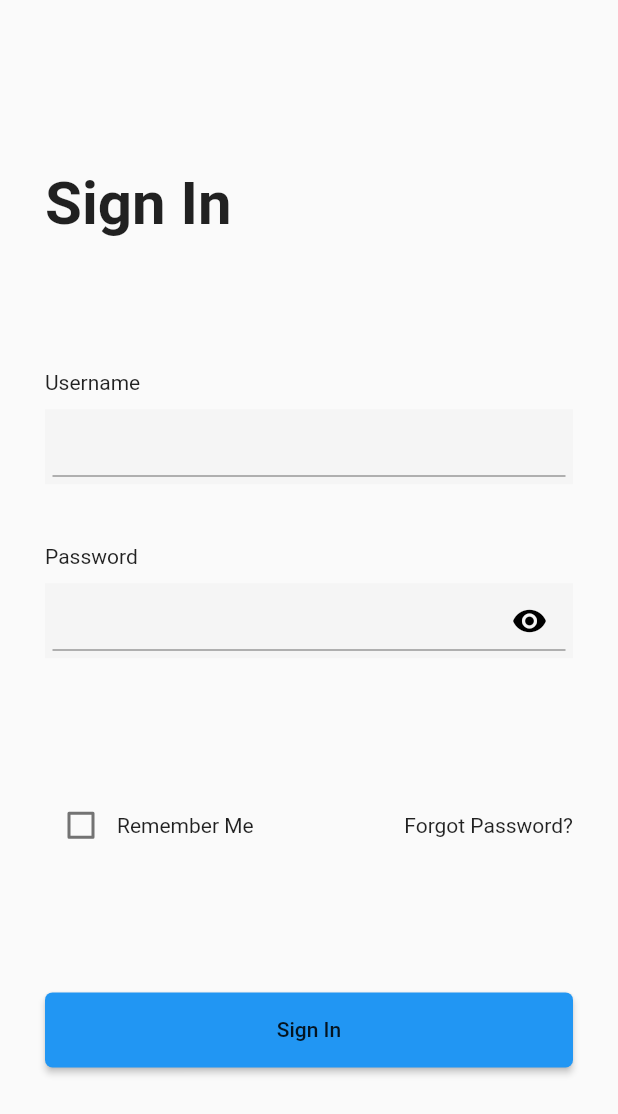
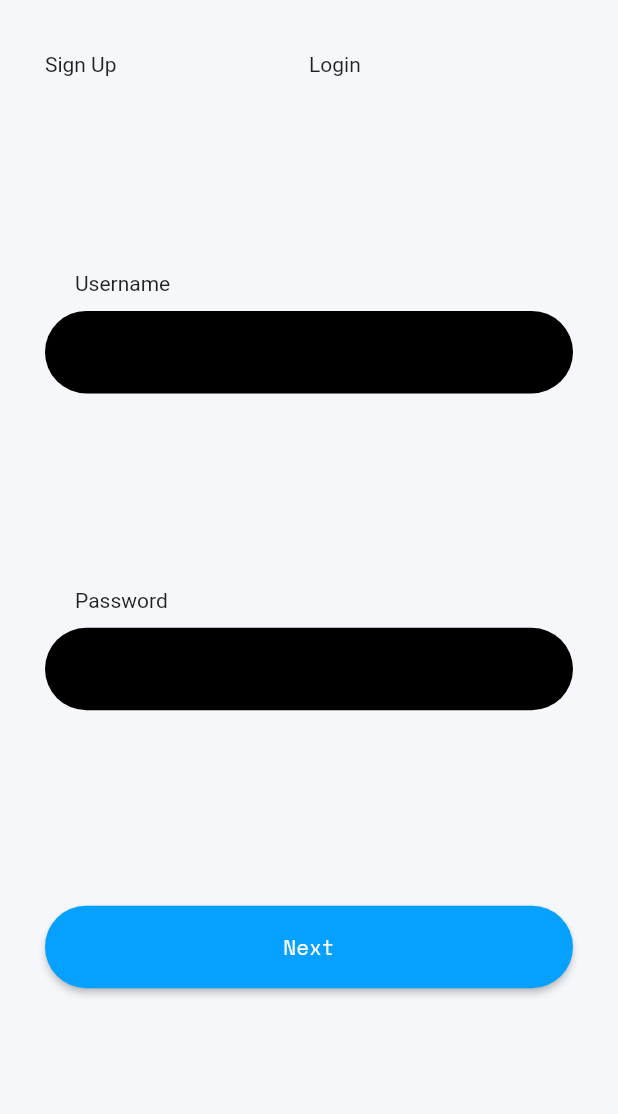
Before and after one commit to thepioneered/jamiie, a Flutter app: the screen it shows after launch, on a phone screen of 412 x 824 dp. Shown: the top 1114 px of the screen. Run offline on Flutter 3.47's test engine with Material 2 defaults, Android fonts, the light colour scheme and no system bars; our stand-ins replace google_fonts.

Commit message:
Home Page in Progress

```diff
--- a/jamiee_flutter/lib/app.dart
+++ b/jamiee_flutter/lib/app.dart
@@ -3,6 +3,7 @@ import 'dart:io';
 import 'package:flutter/cupertino.dart';
 import 'package:flutter/material.dart';
 import 'package:jamiee_flutter/routes/routes.dart';
+import 'package:jamiee_flutter/screens/homePage.dart';
 import 'package:jamiee_flutter/screens/loginPage.dart';
 
 class App extends StatelessWidget {
@@ -22,7 +23,7 @@ class PlatformApp extends StatelessWidget {
     } else {
       return MaterialApp(
         onGenerateRoute: AppRoutes.materialPageRoute,
-        home: LoginPagePlatform(),
+        home: HomePagePlatform(),
       );
     }
   }
--- /dev/null
+++ b/jamiee_flutter/lib/screens/homePage.dart
@@ -0,0 +1,61 @@
+import 'dart:io';
+
+import 'package:flutter/cupertino.dart';
+import 'package:flutter/material.dart';
+import 'package:jamiee_flutter/screens/loginPage.dart';
+import 'package:jamiee_flutter/styles/colors.dart';
+
+class HomePagePlatform extends StatelessWidget {
+  @override
+  Widget build(BuildContext context) {
+    if (Platform.isIOS) {
+      return CupertinoPageScaffold(
+        child: HomePage(),
+      );
+    } else {
+      return Scaffold(
+        backgroundColor: AppColors.backgroundColor,
+        body: HomePage(),
+      );
+    }
+  }
+}
+
+class HomePage extends StatefulWidget {
+  @override
+  _HomePageState createState() => _HomePageState();
+}
+
+class _HomePageState extends State<HomePage> {
+  @override
+  Widget build(BuildContext context) {
+    return Container(
+      padding: EdgeInsets.symmetric(vertical: 35.0, horizontal: 30.0),
+      child: Column(
+        children: <Widget>[
+          Row(
+            children: <Widget>[
+              InkWell(
+                onTap: () => print("F"),
+                child: Container(
+                  width: (MediaQuery.of(context).size.width - 60.0) / 2,
+                  child: Text("Sign Up"),
+                ),
+              ),
+              InkWell(
+                onTap: () => print("F"),
+                child: Container(
+                  width: (MediaQuery.of(context).size.width - 60) / 2,
+                  child: Text("Login"),
+                ),
+              ),
+            ],
+          ),
+          Expanded(
+            child: LoginPage(),
+          )
+        ],
+      ),
+    );
+  }
+}
--- a/jamiee_flutter/lib/screens/loginPage.dart
+++ b/jamiee_flutter/lib/screens/loginPage.dart
@@ -2,6 +2,8 @@ import 'dart:io';
 
 import 'package:flutter/cupertino.dart';
 import 'package:flutter/material.dart';
+import 'package:jamiee_flutter/styles/colors.dart';
+import 'package:jamiee_flutter/widgets/button.dart';
 import 'package:jamiee_flutter/widgets/textField.dart';
 
 class LoginPagePlatform extends StatelessWidget {
@@ -13,6 +15,7 @@ class LoginPagePlatform extends StatelessWidget {
       );
     } else {
       return Scaffold(
+        backgroundColor: AppColors.backgroundColor,
         body: LoginPage(),
       );
     }
@@ -22,63 +25,18 @@ class LoginPagePlatform extends StatelessWidget {
 class LoginPage extends StatelessWidget {
   @override
   Widget build(BuildContext context) {
-    return Container(
-      padding: EdgeInsets.symmetric(vertical: 25.0, horizontal: 30.0),
-      child: Column(
+    return Column(
       mainAxisAlignment: MainAxisAlignment.spaceEvenly,
-        crossAxisAlignment: CrossAxisAlignment.start,
-        children: <Widget>[
-          Text(
-            "Sign In",
-            style: TextStyle(fontSize: 40.0, fontWeight: FontWeight.bold),
-          ),
-          Container(
-            child: Column(
       children: <Widget>[
         TextFieldWidget(
           title: "Username",
-                ),
-                SizedBox(
-                  height: 40.0,
         ),
         TextFieldWidget(
           title: "Password",
           isPassword: true,
         ),
+        AppLoginButton(title: "Next", color: AppColors.primaryBlue)
       ],
-            ),
-          ),
-          Row(
-            mainAxisAlignment: MainAxisAlignment.spaceBetween,
-            children: <Widget>[
-              Container(
-                  child: Row(
-                children: <Widget>[
-                  Checkbox(
-                      value: false,
-                      onChanged: (bool a) {
-                        print(a);
-                      }),
-                  Text("Remember Me"),
-                ],
-              )),
-              Text("Forgot Password?"),
-            ],
-          ),
-          SizedBox(
-            height: 50.0,
-            child: ButtonTheme(
-              child: RaisedButton(
-                shape: RoundedRectangleBorder(
-                    borderRadius: BorderRadius.circular(5.0)),
-                color: Colors.blue,
-                onPressed: () {},
-                child: Center(child: Text("Sign In")),
-              ),
-            ),
-          )
-        ],
-      ),
     );
   }
 }
--- /dev/null
+++ b/jamiee_flutter/lib/styles/base.dart
@@ -0,0 +1,6 @@
+import 'package:flutter/material.dart';
+
+class BaseStyles {
+  static BorderRadiusGeometry get radius => BorderRadius.circular(30.0);
+  static double get loginWidgetHeight => 55.0;
+}
--- /dev/null
+++ b/jamiee_flutter/lib/styles/colors.dart
@@ -0,0 +1,12 @@
+import 'package:flutter/material.dart';
+
+abstract class AppColors {
+  static Color get backgroundColor => const Color(0xFFF5F7FB);
+  static Color get primaryBlue => const Color(0xFF06A0FF);
+  static Color get primaryOrange => const Color(0xFFFF9600);
+  static Color get primaryRed => const Color(0xFFEA3A3A);
+  static Color get grayLoginTabColor => const Color(0xFF8E8E8E);
+  static Color get grayInputHeading => const Color(0xFF8D8D8D);
+  static Color get placeHolderInput => const Color(0xFFC0C0C0);
+  static Color get white => Colors.white;
+}
--- /dev/null
+++ b/jamiee_flutter/lib/styles/text.dart
@@ -0,0 +1,9 @@
+import 'package:flutter/material.dart';
+import 'package:google_fonts/google_fonts.dart';
+
+import 'colors.dart';
+
+class AppTextStyle {
+  static TextStyle get loginButtonText =>
+      GoogleFonts.spaceMono(textStyle: TextStyle(color: AppColors.white));
+}
--- /dev/null
+++ b/jamiee_flutter/lib/widgets/button.dart
@@ -0,0 +1,27 @@
+import 'package:flutter/material.dart';
+import 'package:jamiee_flutter/styles/base.dart';
+import 'package:jamiee_flutter/styles/text.dart';
+
+class AppLoginButton extends StatelessWidget {
+  final String title;
+  final Color color;
+
+  const AppLoginButton({@required this.title, @required this.color});
+  @override
+  Widget build(BuildContext context) {
+    return ButtonTheme(
+      minWidth: MediaQuery.of(context).size.width,
+      height: BaseStyles.loginWidgetHeight,
+      child: RaisedButton(
+        color: color,
+        onPressed: () {},
+        shape: RoundedRectangleBorder(borderRadius: BaseStyles.radius),
+        child: Text(
+          title,
+          textAlign: TextAlign.center,
+          style: AppTextStyle.loginButtonText,
+        ),
+      ),
+    );
+  }
+}
--- a/jamiee_flutter/lib/widgets/textField.dart
+++ b/jamiee_flutter/lib/widgets/textField.dart
@@ -1,4 +1,6 @@
 import 'package:flutter/material.dart';
+import 'package:jamiee_flutter/styles/base.dart';
+import 'package:jamiee_flutter/styles/colors.dart';
 
 class TextFieldWidget extends StatelessWidget {
   final String title;
@@ -11,30 +13,25 @@ class TextFieldWidget extends StatelessWidget {
       child: Column(
         crossAxisAlignment: CrossAxisAlignment.start,
         children: <Widget>[
-          Text(title),
+          Row(
+            children: <Widget>[
+              SizedBox(
+                width: 20.0,
+              ),
+              Text(title),
+            ],
+          ),
           SizedBox(
             height: 10.0,
           ),
           Container(
-            height: 50.0,
-            color: Colors.grey[100],
-            padding: EdgeInsets.all(5.0),
-            child: TextField(
-              decoration: InputDecoration(
-                suffixIcon: isPassword != null
-                    ? GestureDetector(
-                        onTap: () {
-                          print("Password Tapped");
-                        },
-                        child: Icon(
-                          Icons.remove_red_eye,
-                          color: Colors.black,
-                        ),
-                      )
-                    : null,
+              decoration: BoxDecoration(
+                color: Colors.black, //TODO
+                borderRadius: BaseStyles.radius,
               ),
-            ),
-          )
+              height: BaseStyles.loginWidgetHeight,
+              padding: EdgeInsets.all(5.0),
+              child: null)
         ],
       ),
     );
--- a/jamiee_flutter/pubspec.yaml
+++ b/jamiee_flutter/pubspec.yaml
@@ -28,6 +28,7 @@ dependencies:
   # The following adds the Cupertino Icons font to your application.
   # Use with the CupertinoIcons class for iOS style icons.
   cupertino_icons: ^0.1.3
+  google_fonts: ^1.1.0
 
 dev_dependencies:
   flutter_test:
```
Also changed, not shown: jamiee_flutter/UI/WhatsApp Image 2020-07-08 at 12.33.42 PM.jpeg (added), jamiee_flutter/pubspec.lock. Lines whose indentation alone changed are shown as unchanged.
